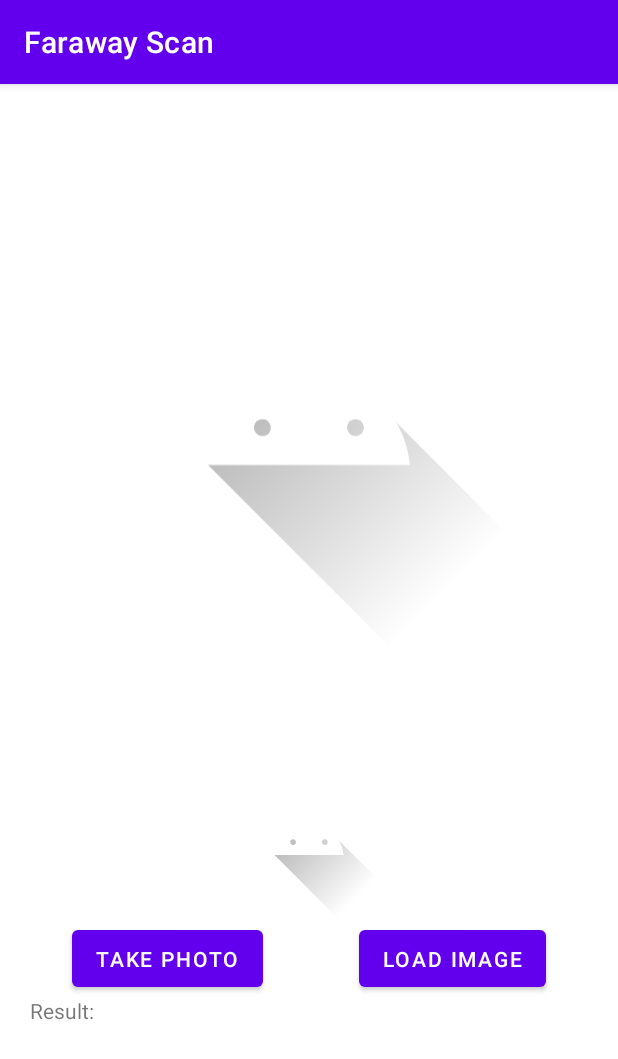
After one commit to tony-xlh/Faraway_Scan, an Android app: the PictureActivity screen opened directly, with no data from a screen before it, on a phone screen of 412 x 824 dp. The commit adds this screen. Shown: the top 1059 px of the screen. Run offline under Robolectric (Android 15) with nearby library versions, the phone set to English and light mode, and no system bars; libraries missing offline, so code that uses them is left out: com.dynamsoft.dbr; pictures from the network do not load; 6 statements that could not run were skipped.

Commit message:
add decode from images

```diff
--- a/app/src/main/AndroidManifest.xml
+++ b/app/src/main/AndroidManifest.xml
@@ -3,7 +3,8 @@
     package="com.dynamsoft.farawayscan">
 
     <uses-permission android:name="android.permission.CAMERA" />
-
+    <uses-permission android:name="android.permission.READ_EXTERNAL_STORAGE" />
+    <uses-permission android:name="android.permission.WRITE_EXTERNAL_STORAGE" />
     <application
         android:allowBackup="true"
         android:icon="@mipmap/ic_launcher"
@@ -11,9 +12,10 @@
         android:roundIcon="@mipmap/ic_launcher_round"
         android:supportsRtl="true"
         android:theme="@style/Theme.Farawayscan">
+        <activity android:name=".PictureActivity"></activity>
         <activity
             android:name=".SettingsActivity"
-            android:label="@string/title_activity_settings"></activity>
+            android:label="@string/title_activity_settings" />
         <activity android:name=".CameraActivity" />
         <activity android:name=".MainActivity">
             <intent-filter>
--- /dev/null
+++ b/app/src/main/java/com/dynamsoft/farawayscan/PictureActivity.java
@@ -0,0 +1,185 @@
+package com.dynamsoft.farawayscan;
+
+import androidx.appcompat.app.AppCompatActivity;
+import androidx.core.app.ActivityCompat;
+import androidx.core.content.ContextCompat;
+
+import android.Manifest;
+import android.content.Intent;
+import android.content.pm.PackageManager;
+import android.graphics.Bitmap;
+import android.graphics.drawable.BitmapDrawable;
+import android.net.Uri;
+import android.os.Bundle;
+import android.os.Environment;
+import android.os.StrictMode;
+import android.provider.MediaStore;
+import android.text.method.ScrollingMovementMethod;
+import android.util.Log;
+import android.view.View;
+import android.widget.ImageView;
+import android.widget.TextView;
+
+import com.dynamsoft.dbr.BarcodeReader;
+import com.dynamsoft.dbr.BarcodeReaderException;
+import com.dynamsoft.dbr.EnumIntermediateResultSavingMode;
+import com.dynamsoft.dbr.EnumIntermediateResultType;
+import com.dynamsoft.dbr.EnumResultCoordinateType;
+import com.dynamsoft.dbr.Point;
+import com.dynamsoft.dbr.PublicRuntimeSettings;
+import com.dynamsoft.dbr.TextResult;
+
+import java.io.File;
+import java.io.IOException;
+import java.text.SimpleDateFormat;
+import java.util.Date;
+
+public class PictureActivity extends AppCompatActivity {
+    private static  final int TAKE_PHOTO = 20;
+    private static  final int LOAD_IMAGE = 10;
+    private TextView resultTextView;
+    private ImageView iv;
+    private ImageView codeImageView;
+    private BarcodeReader dbr;
+    private Uri photoUri;
+    @Override
+    protected void onCreate(Bundle savedInstanceState) {
+        super.onCreate(savedInstanceState);
+        setContentView(R.layout.activity_picture);
+        resultTextView=findViewById(R.id.resultView2);
+        resultTextView.setMovementMethod(new ScrollingMovementMethod());
+        iv=findViewById(R.id.imageView);
+        codeImageView=findViewById(R.id.codeImageView2);
+        try {
+            dbr = new BarcodeReader("t0068MgAAAJWPwDybm7nk0f9xYH25MMaVrZYcmhsiVoZrVo2hfcwRS74T6QA79OfzyvhC+9fgFI2noI8zBc66WHFCusVUgqk=");
+        } catch (BarcodeReaderException e) {
+            e.printStackTrace();
+        }
+
+        try {
+            PublicRuntimeSettings rs = dbr.getRuntimeSettings();
+            rs.intermediateResultTypes= EnumIntermediateResultType.IRT_TYPED_BARCODE_ZONE;
+            rs.intermediateResultSavingMode= EnumIntermediateResultSavingMode.IRSM_MEMORY;
+            rs.resultCoordinateType= EnumResultCoordinateType.RCT_PIXEL;
+            dbr.updateRuntimeSettings(rs);
+        } catch (BarcodeReaderException e) {
+            e.printStackTrace();
+        }
+    }
+
+    protected void onActivityResult(int requestCode, int resultCode, Intent data) {
+        if (requestCode==TAKE_PHOTO){
+            try {
+                //Bitmap photo = (Bitmap) data.getExtras().get("data");
+                //iv.setImageBitmap(photo);
+                if (photoUri != null) {
+                    iv.setImageURI(photoUri);
+                    Bitmap bm =  ((BitmapDrawable)iv.getDrawable()).getBitmap();
+                    decodeBitmap(bm);
+                }
+            } catch (Exception e){
+                e.printStackTrace();
+            }
+        } else if (requestCode==LOAD_IMAGE){
+            Uri imageUri = data.getData();
+            iv.setImageURI(imageUri);
+            Bitmap bm =  ((BitmapDrawable)iv.getDrawable()).getBitmap();
+            decodeBitmap(bm);
+        }
+        super.onActivityResult(requestCode, resultCode, data);
+    }
+
+    public void takePhoto(View view) {
+        StrictMode.VmPolicy.Builder builder = new StrictMode.VmPolicy.Builder();
+        StrictMode.setVmPolicy(builder.build());
+        Intent intent = new Intent(MediaStore.ACTION_IMAGE_CAPTURE);
+        if (intent.resolveActivity(this.getPackageManager()) != null) {
+            File file = null;
+            try {
+                file = createImageFile();
+            } catch (IOException e) {
+                e.printStackTrace();
+            }
+            photoUri = null;
+            if (file != null) {
+                photoUri = Uri.fromFile(file);
+                intent.putExtra(MediaStore.EXTRA_OUTPUT, photoUri);
+                startActivityForResult(intent, TAKE_PHOTO);
+            }
+        }
+    }
+
+    private File createImageFile() throws IOException {
+        // Create an image file name
+        File storageDir = this.getExternalFilesDir(Environment.DIRECTORY_PICTURES);
+        // File storageDir = Environment.getExternalStoragePublicDirectory(Environment.DIRECTORY_PICTURES);
+        return File.createTempFile("pic", ".jpg", storageDir);
+    }
+
+    public void loadImage(View view) {
+        int permissionCheck = ContextCompat.checkSelfPermission(this, Manifest.permission.WRITE_EXTERNAL_STORAGE);
+        if (permissionCheck != PackageManager.PERMISSION_GRANTED) {
+            ActivityCompat.requestPermissions(this, new String[]{Manifest.permission.WRITE_EXTERNAL_STORAGE}, LOAD_IMAGE);
+        } else{
+            Intent intent = new Intent(Intent.ACTION_GET_CONTENT);
+            intent.setType("image/*");
+            startActivityForResult(intent,LOAD_IMAGE);
+        }
+    }
+
+    public void decodeBitmap(Bitmap bm)  {
+        TextResult[] results = new TextResult[0];
+        try {
+            results = dbr.decodeBufferedImage(bm,"");
+        } catch (IOException e) {
+            e.printStackTrace();
+        } catch (BarcodeReaderException e) {
+            e.printStackTrace();
+        }
+        StringBuilder sb = new StringBuilder();
+        sb.append("Found ").append(results.length).append(" barcode(s):\n");
+        if (results.length>0){
+            for (int i = 0; i < results.length; i++) {
+                sb.append(results[i].barcodeText);
+                sb.append("\n");
+            }
+            UpdateCodeImage(results[0].localizationResult.resultPoints,bm);
+        } else{
+            Point[] resultPoints = null;
+            try {
+                resultPoints = Utils.getResultsPointsWithHighestConfidence(dbr.getIntermediateResults());
+            } catch (BarcodeReaderException e) {
+                e.printStackTrace();
+            }
+            if (resultPoints!=null){
+                UpdateCodeImage(resultPoints,bm);
+            }
+
+        }
+        Log.d("DBR",sb.toString());
+        resultTextView.setText(sb.toString());
+    }
+
+    private double UpdateCodeImage(Point[] resultPoints, Bitmap bitmap){
+        int minX,maxX,minY,maxY;
+        minX=resultPoints[0].x;
+        minY=resultPoints[0].y;
+        maxX=0;
+        maxY=0;
+        for (Point point:resultPoints){
+            minX=Math.min(point.x,minX);
+            minY=Math.min(point.y,minY);
+            maxX=Math.max(point.x,maxX);
+            maxY=Math.max(point.y,maxY);
+        }
+        int width = maxX-minX;
+        int height = maxY-minY;
+        if (width<0 || height<0){
+            return 0;
+        }
+        Bitmap cropped = Bitmap.createBitmap(bitmap, minX, minY, width, height);
+        double percent = Math.min((double) minX/bitmap.getWidth(),(double) minY/bitmap.getHeight());
+        codeImageView.setImageBitmap(cropped);
+        return percent;
+    }
+}
--- /dev/null
+++ b/app/src/main/res/layout/activity_picture.xml
@@ -0,0 +1,62 @@
+<?xml version="1.0" encoding="utf-8"?>
+<androidx.constraintlayout.widget.ConstraintLayout xmlns:android="http://schemas.android.com/apk/res/android"
+    xmlns:app="http://schemas.android.com/apk/res-auto"
+    xmlns:tools="http://schemas.android.com/tools"
+    android:layout_width="match_parent"
+    android:layout_height="match_parent"
+    tools:context=".PictureActivity">
+
+    <ImageView
+        android:id="@+id/imageView"
+        android:layout_width="0dp"
+        android:layout_height="0dp"
+        android:layout_marginStart="48dp"
+        android:layout_marginEnd="48dp"
+        app:layout_constraintBottom_toTopOf="@+id/codeImageView2"
+        app:layout_constraintEnd_toEndOf="parent"
+        app:layout_constraintStart_toStartOf="parent"
+        app:layout_constraintTop_toTopOf="parent"
+        app:srcCompat="@drawable/ic_launcher_foreground" />
+
+    <TextView
+        android:id="@+id/resultView2"
+        android:layout_width="0dp"
+        android:layout_height="150dp"
+        android:layout_marginStart="20dp"
+        android:layout_marginEnd="20dp"
+        android:layout_marginBottom="10dp"
+        android:text="Result:"
+        app:layout_constraintBottom_toBottomOf="parent"
+        app:layout_constraintEnd_toEndOf="parent"
+        app:layout_constraintStart_toStartOf="parent" />
+
+    <Button
+        android:id="@+id/takePhoto"
+        android:layout_width="wrap_content"
+        android:layout_height="50dp"
+        android:layout_marginStart="48dp"
+        android:onClick="takePhoto"
+        android:text="Take Photo"
+        app:layout_constraintBottom_toTopOf="@+id/resultView2"
+        app:layout_constraintStart_toStartOf="parent" />
+
+    <Button
+        android:id="@+id/loadImage"
+        android:layout_width="wrap_content"
+        android:layout_height="50dp"
+        android:layout_marginEnd="48dp"
+        android:onClick="loadImage"
+        android:text="Load Image"
+        app:layout_constraintBottom_toTopOf="@+id/resultView2"
+        app:layout_constraintEnd_toEndOf="parent" />
+
+    <ImageView
+        android:id="@+id/codeImageView2"
+        android:layout_width="wrap_content"
+        android:layout_height="wrap_content"
+        app:layout_constraintBottom_toTopOf="@+id/takePhoto"
+        app:layout_constraintEnd_toEndOf="parent"
+        app:layout_constraintHorizontal_bias="0.5"
+        app:layout_constraintStart_toStartOf="parent"
+        app:srcCompat="@drawable/ic_launcher_foreground" />
+</androidx.constraintlayout.widget.ConstraintLayout>
```
Also changed, not shown: app/src/main/java/com/dynamsoft/farawayscan/CameraActivity.java (+3 -32 lines), app/src/main/java/com/dynamsoft/farawayscan/MainActivity.java (+8 -3 lines), app/src/main/java/com/dynamsoft/farawayscan/Utils.java (added, +34 -0 lines), app/src/main/res/layout/activity_main.xml (+12 -2 lines).
